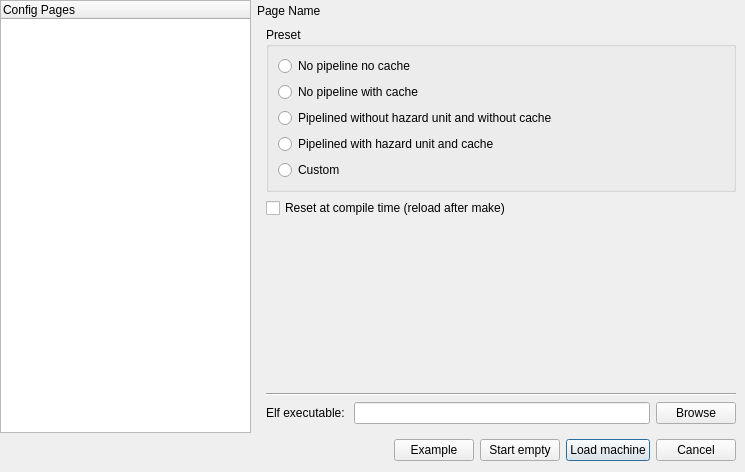
First picture: the form in src/gui/dialogs/new/NewDialog.ui, repository cvut/qtrvsim, before the edit.
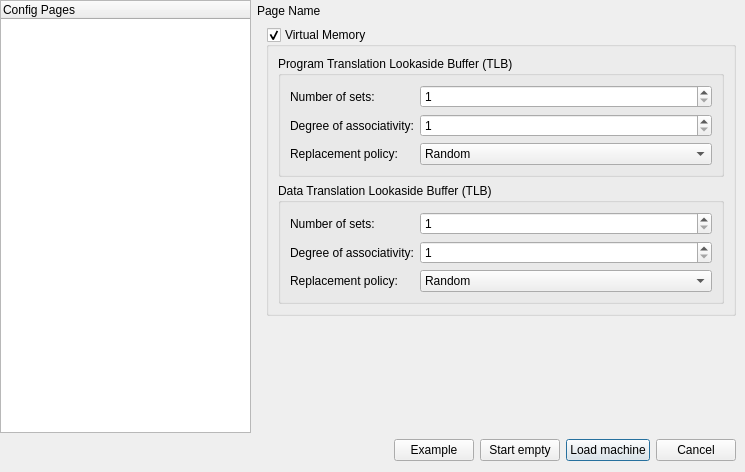
Second picture: the form after the edit. The open tabs and pages were chosen to show the change. Custom widgets are drawn as their Qt base class.

Commit message:
GUI: add virtual memory configuration to NewDialog
Extend NewDialog with controls for virtual memory setup,
including TLB number of sets, associativity, and replacement
policy.

What changed in the file:
```diff
--- a/src/gui/dialogs/new/NewDialog.ui
+++ b/src/gui/dialogs/new/NewDialog.ui
@@ -656,6 +656,234 @@
            </item>
           </layout>
          </widget>
+         <widget class="QWidget" name="tab_virtual_memory">
+          <property name="accessibleName">
+           <string>Virtual Memory</string>
+          </property>
+          <layout class="QVBoxLayout" name="verticalLayout_11">
+           <item>
+            <widget class="QGroupBox" name="group_vm">
+             <property name="enabled">
+               <bool>true</bool>
+             </property>
+             <property name="title">
+             <string>Virtual Memory</string>
+             </property>
+             <property name="checkable">
+              <bool>true</bool>
+             </property>
+             <property name="checked">
+              <bool>true</bool>
+             </property>
+             <layout class="QVBoxLayout" name="verticalLayout_12">
+              <item>
+               <widget class="QGroupBox" name="itlb_groupBox">
+                <property name="enabled">
+                 <bool>true</bool>
+                </property>
+                <property name="title">
+                <string>Program Translation Lookaside Buffer (TLB)</string>
+                </property>
+                <property name="checkable">
+                 <bool>false</bool>
+                </property>
+                <layout class="QFormLayout" name="formLayout_2">
+                 <item row="0" column="0">
+                  <widget class="QLabel" name="label_2">
+                   <property name="text">
+                    <string>Number of sets:</string>
+                   </property>
+                  </widget>
+                 </item>
+                 <item row="0" column="1">
+                  <widget class="Pow2SpinBox" name="itlb_number_of_sets">
+                   <property name="minimum">
+                    <number>1</number>
+                   </property>
+                   <property name="maximum">
+                    <number>1024</number>
+                   </property>
+                   <property name="singleStep">
+                    <number>1</number>
+                   </property>
+                   <property name="stepType">
+                    <enum>QAbstractSpinBox::DefaultStepType</enum>
+                   </property>
+                   <property name="value">
+                    <number>1</number>
+                   </property>
+                   <property name="displayIntegerBase">
+                    <number>10</number>
+                   </property>
+                  </widget>
+                 </item>
+                 <item row="1" column="0">
+                  <widget class="QLabel" name="label_7">
+                   <property name="text">
+                    <string>Degree of associativity:</string>
+                   </property>
+                  </widget>
+                 </item>
+                 <item row="1" column="1">
+                  <widget class="QSpinBox" name="itlb_degree_of_associativity">
+                   <property name="minimum">
+                    <number>1</number>
+                   </property>
+                   <property name="singleStep">
+                    <number>1</number>
+                   </property>
+                   <property name="value">
+                    <number>1</number>
+                   </property>
+                  </widget>
+                 </item>
+                 <item row="2" column="0">
+                  <widget class="QLabel" name="label_8">
+                   <property name="text">
+                    <string>Replacement policy:</string>
+                   </property>
+                  </widget>
+                 </item>
+                 <item row="2" column="1">
+                  <widget class="QComboBox" name="itlb_replacement_policy">
+                   <item>
+                    <property name="text">
+                     <string>Random</string>
+                    </property>
+                   </item>
+                   <item>
+                    <property name="text">
+                     <string>Least Recently Used (LRU)</string>
+                    </property>
+                   </item>
+                   <item>
+                    <property name="text">
+                     <string>Least Frequently Used (LFU)</string>
+                    </property>
+                   </item>
+                   <item>
+                    <property name="text">
+                     <string>Pseudo Least Recently Used (PLRU)</string>
+                    </property>
+                   </item>
+                  </widget>
+                 </item>
+                </layout>
+               </widget>
+              </item>
+              <item>
+               <widget class="QGroupBox" name="dtlb_groupBox">
+                <property name="enabled">
+                 <bool>true</bool>
+                </property>
+                <property name="title">
+                <string>Data Translation Lookaside Buffer (TLB)</string>
+                </property>
+                <property name="checkable">
+                 <bool>false</bool>
+                </property>
+                <layout class="QFormLayout" name="formLayout_3">
+                 <item row="0" column="0">
+                  <widget class="QLabel" name="label_3">
+                   <property name="text">
+                    <string>Number of sets:</string>
+                   </property>
+                  </widget>
+                 </item>
+                 <item row="0" column="1">
+                  <widget class="Pow2SpinBox" name="dtlb_number_of_sets">
+                   <property name="minimum">
+                    <number>1</number>
+                   </property>
+                   <property name="maximum">
+                    <number>1024</number>
+                   </property>
+                   <property name="singleStep">
+                    <number>1</number>
+                   </property>
+                   <property name="stepType">
+                    <enum>QAbstractSpinBox::DefaultStepType</enum>
+                   </property>
+                   <property name="value">
+                    <number>1</number>
+                   </property>
+                   <property name="displayIntegerBase">
+                    <number>10</number>
+                   </property>
+                  </widget>
+                 </item>
+                 <item row="1" column="0">
+                  <widget class="QLabel" name="label_5">
+                   <property name="text">
+                    <string>Degree of associativity:</string>
+                   </property>
+                  </widget>
+                 </item>
+                 <item row="1" column="1">
+                  <widget class="QSpinBox" name="dtlb_degree_of_associativity">
+                   <property name="minimum">
+                    <number>1</number>
+                   </property>
+                   <property name="singleStep">
+                    <number>1</number>
+                   </property>
+                   <property name="value">
+                    <number>1</number>
+                   </property>
+                  </widget>
+                 </item>
+                 <item row="2" column="0">
+                  <widget class="QLabel" name="label_6">
+                   <property name="text">
+                    <string>Replacement policy:</string>
+                   </property>
+                  </widget>
+                 </item>
+                 <item row="2" column="1">
+                  <widget class="QComboBox" name="dtlb_replacement_policy">
+                   <item>
+                    <property name="text">
+                     <string>Random</string>
+                    </property>
+                   </item>
+                   <item>
+                    <property name="text">
+                     <string>Least Recently Used (LRU)</string>
+                    </property>
+                   </item>
+                   <item>
+                    <property name="text">
+                     <string>Least Frequently Used (LFU)</string>
+                    </property>
+                   </item>
+                   <item>
+                    <property name="text">
+                     <string>Pseudo Least Recently Used (PLRU)</string>
+                    </property>
+                   </item>
+                  </widget>
+                 </item>
+                </layout>
+               </widget>
+              </item>
+             </layout>
+            </widget>
+           </item>
+           <item>
+            <spacer name="verticalSpacer_6">
+             <property name="orientation">
+              <enum>Qt::Vertical</enum>
+             </property>
+             <property name="sizeHint" stdset="0">
+              <size>
+               <width>21</width>
+               <height>40</height>
+              </size>
+             </property>
+            </spacer>
+           </item>
+          </layout>
+         </widget>
          <widget class="QWidget" name="tab_memory">
           <property name="accessibleName">
            <string>Memory Timings</string>
@@ -955,6 +1183,13 @@
    </item>
   </layout>
  </widget>
+ <customwidgets>
+  <customwidget>
+   <class>Pow2SpinBox</class>
+   <extends>QSpinBox</extends>
+   <header>ui/pow2spinbox.h</header>
+  </customwidget>
+ </customwidgets>
  <resources/>
  <connections/>
 </ui>
```
The commit also changes 5 other files.
